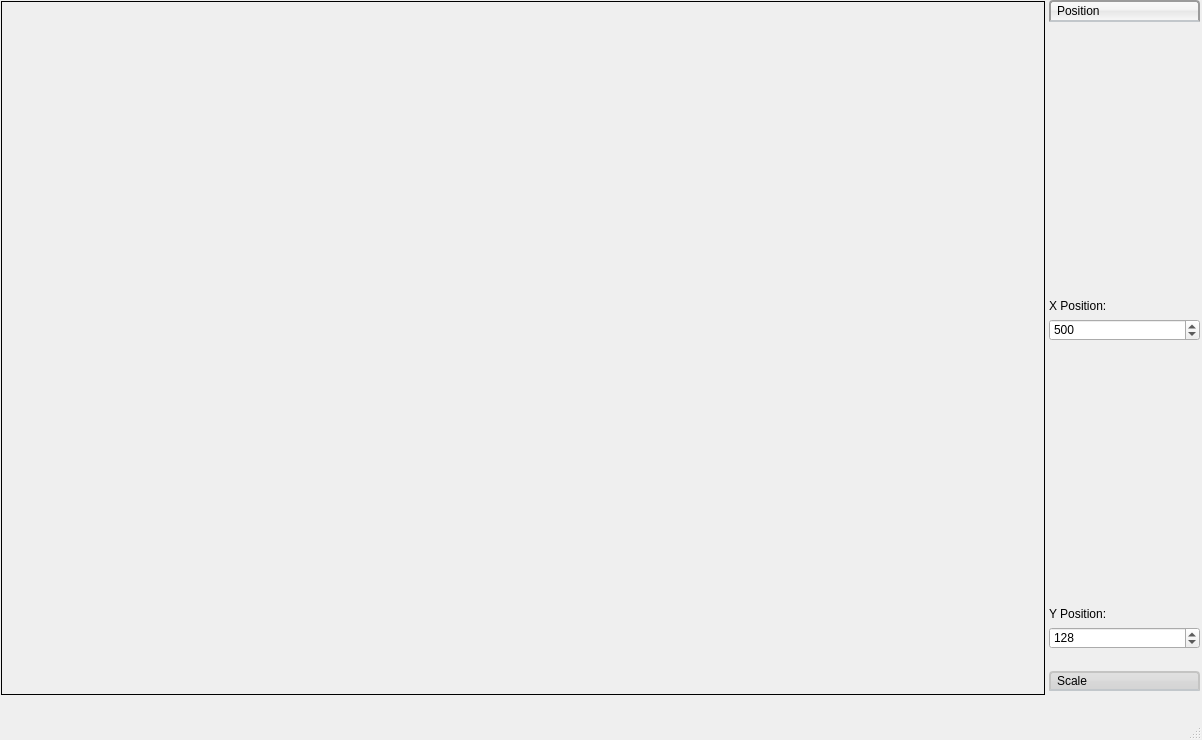
Qt form RTIe/RTIe_builder/marble_Detection.ui (Super-SaiyanSandwich/ECMM427) before a commit.
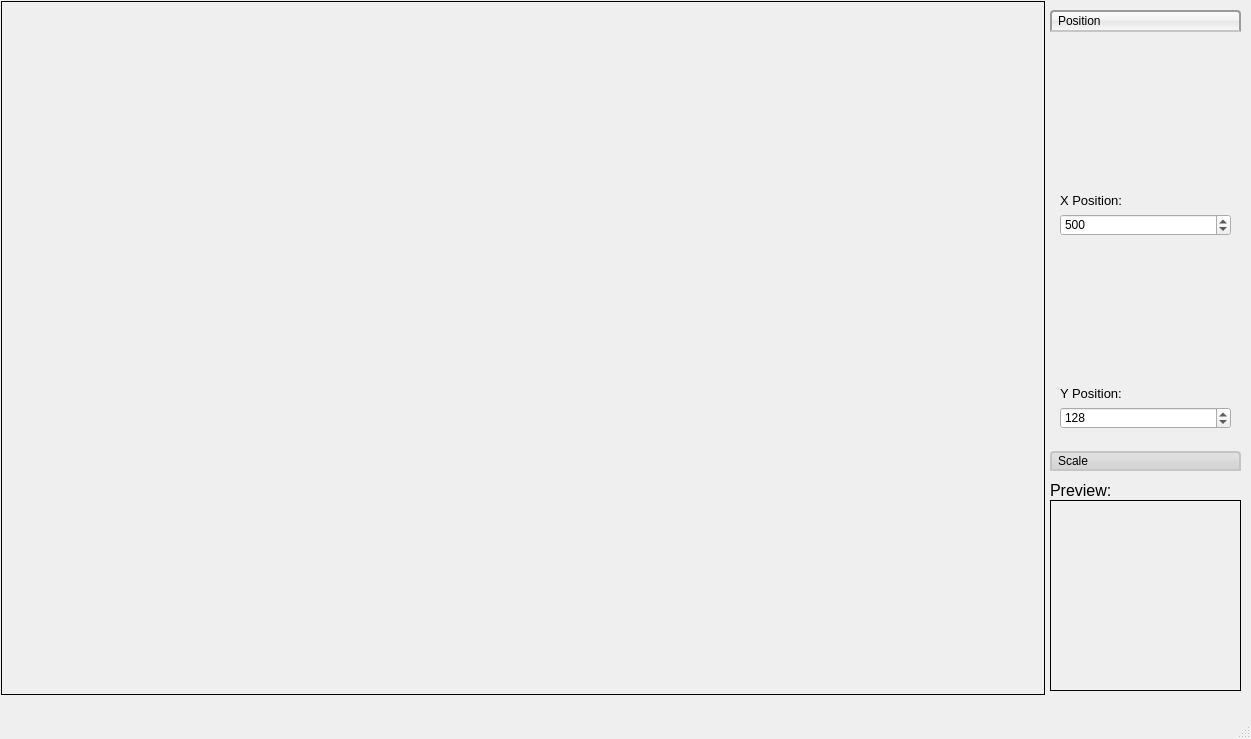
The same form after that commit. The open tabs and pages were chosen to show the change.

```diff
--- a/RTIe/RTIe_builder/marble_Detection.ui
+++ b/RTIe/RTIe_builder/marble_Detection.ui
@@ -6,8 +6,8 @@
    <rect>
     <x>0</x>
     <y>0</y>
-    <width>1202</width>
-    <height>740</height>
+    <width>1251</width>
+    <height>739</height>
    </rect>
   </property>
   <property name="windowTitle">
@@ -17,10 +17,10 @@
    <widget class="QWidget" name="verticalLayoutWidget">
     <property name="geometry">
      <rect>
-      <x>1049</x>
-      <y>0</y>
-      <width>151</width>
-      <height>691</height>
+      <x>1050</x>
+      <y>10</y>
+      <width>191</width>
+      <height>461</height>
      </rect>
     </property>
     <layout class="QVBoxLayout" name="verticalLayout">
@@ -60,8 +60,8 @@
          <rect>
           <x>0</x>
           <y>0</y>
-          <width>149</width>
-          <height>633</height>
+          <width>189</width>
+          <height>403</height>
          </rect>
         </property>
         <attribute name="label">
@@ -70,15 +70,20 @@
         <widget class="QWidget" name="verticalLayoutWidget_2">
          <property name="geometry">
           <rect>
-           <x>0</x>
+           <x>10</x>
            <y>10</y>
-           <width>151</width>
-           <height>611</height>
+           <width>171</width>
+           <height>381</height>
           </rect>
          </property>
          <layout class="QVBoxLayout" name="verticalLayout_2">
           <item>
            <widget class="QLabel" name="label_X">
+            <property name="font">
+             <font>
+              <pointsize>10</pointsize>
+             </font>
+            </property>
             <property name="text">
              <string>X Position:</string>
             </property>
@@ -105,6 +110,11 @@
             <property name="enabled">
              <bool>true</bool>
             </property>
+            <property name="font">
+             <font>
+              <pointsize>10</pointsize>
+             </font>
+            </property>
             <property name="text">
              <string>Y Position:</string>
             </property>
@@ -181,6 +191,46 @@
      <bool>true</bool>
     </property>
    </widget>
+   <widget class="QLabel" name="label">
+    <property name="geometry">
+     <rect>
+      <x>1050</x>
+      <y>480</y>
+      <width>61</width>
+      <height>20</height>
+     </rect>
+    </property>
+    <property name="font">
+     <font>
+      <pointsize>12</pointsize>
+     </font>
+    </property>
+    <property name="text">
+     <string>Preview:</string>
+    </property>
+   </widget>
+   <widget class="QLabel" name="preivew_Label">
+    <property name="geometry">
+     <rect>
+      <x>1050</x>
+      <y>500</y>
+      <width>191</width>
+      <height>191</height>
+     </rect>
+    </property>
+    <property name="frameShape">
+     <enum>QFrame::Panel</enum>
+    </property>
+    <property name="frameShadow">
+     <enum>QFrame::Plain</enum>
+    </property>
+    <property name="lineWidth">
+     <number>1</number>
+    </property>
+    <property name="text">
+     <string notr="true"/>
+    </property>
+   </widget>
   </widget>
   <widget class="QMenuBar" name="menubar">
    <property name="geometry">
```
Left out of the diff: 8 changed lines with no effect on the pictures.
